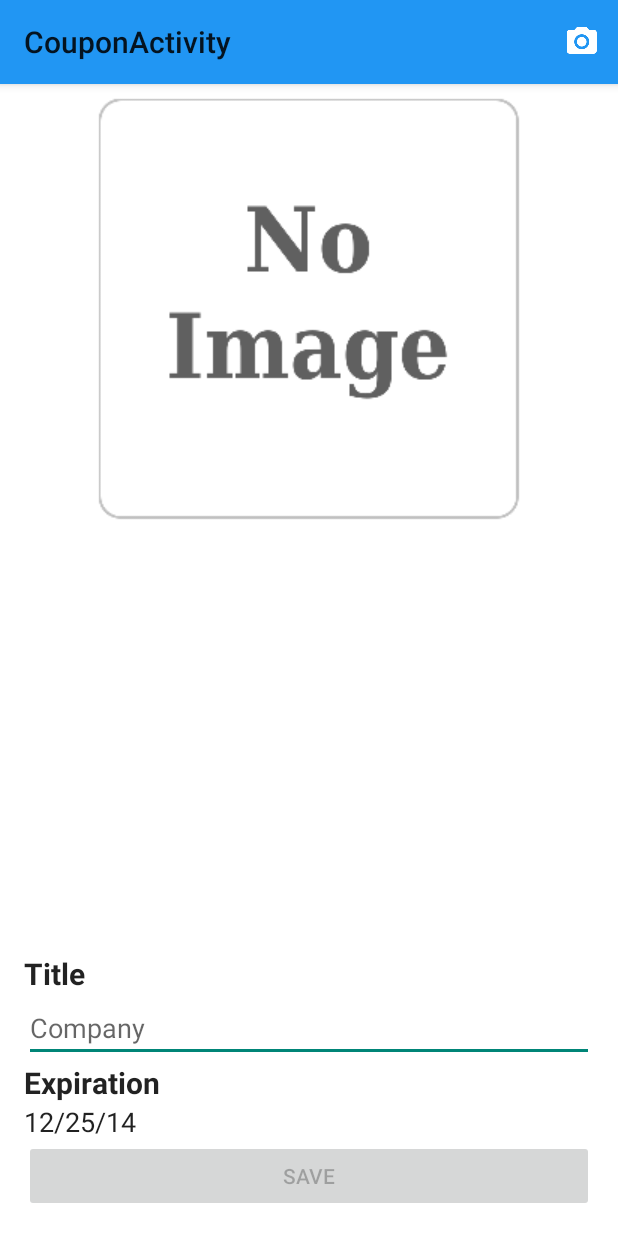
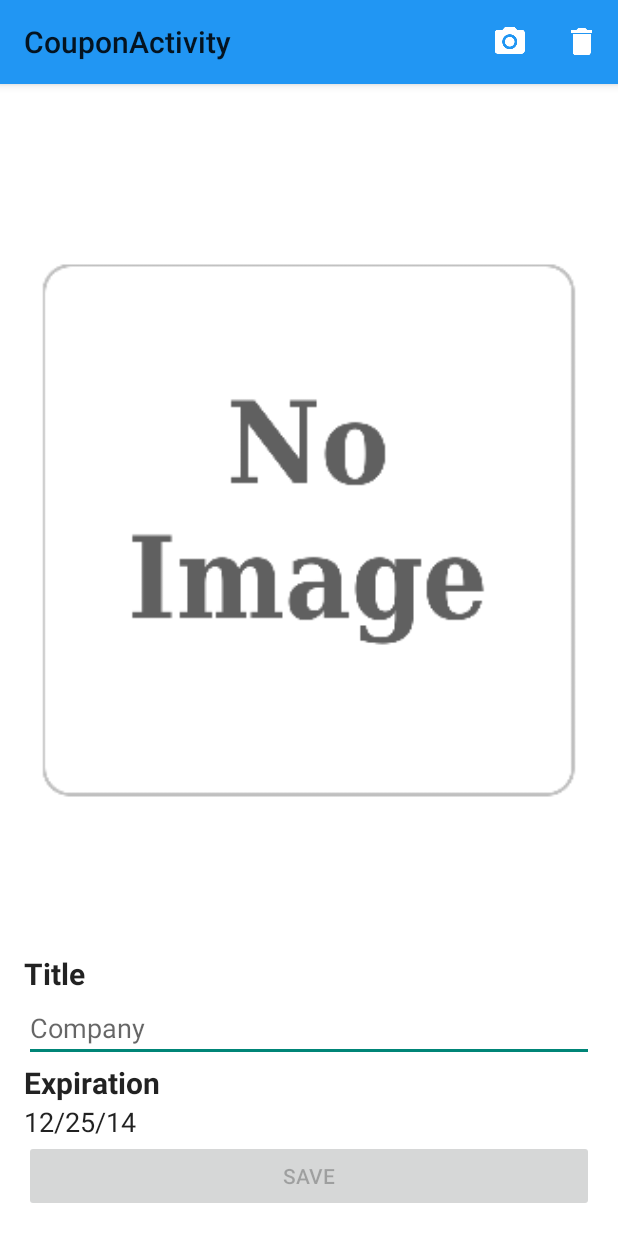
Before and after one commit to jam0cam/CouponKeeper, an Android app: the screen it shows after launch (CouponActivity), after a tap on an icon or button, on a phone screen of 412 x 824 dp. Run offline under Robolectric (Android 15) with nearby library versions, the phone set to English and light mode, and no system bars; our stand-ins replace ButterKnife, Picasso; libraries missing offline, so code that uses them is left out: com.nostra13.universalimageloader; 5 statements that could not run were skipped.

Commit message:
More work

```diff
--- a/app/build.gradle
+++ b/app/build.gradle
@@ -28,4 +28,8 @@ dependencies {
     compile 'com.android.support:cardview-v7:21.0.0'
     compile 'com.android.support:recyclerview-v7:21.0.0'
 
+    compile 'com.squareup.picasso:picasso:2.4.0'
+    compile 'com.nostra13.universalimageloader:universal-image-loader:1.9.3'
+
+
 }
--- a/app/src/main/java/com/jiacorp/couponkeeper/Coupon.java
+++ b/app/src/main/java/com/jiacorp/couponkeeper/Coupon.java
@@ -2,12 +2,13 @@ package com.jiacorp.couponkeeper;
 
 import android.graphics.Bitmap;
 
+import java.io.Serializable;
 import java.util.Date;
 
 /**
  * Created by jitse on 11/21/14.
  */
-public class Coupon {
+public class Coupon implements Serializable {
     public Bitmap image;
     public String title;
     public String expDateString;
--- a/app/src/main/java/com/jiacorp/couponkeeper/CouponApplication.java
+++ b/app/src/main/java/com/jiacorp/couponkeeper/CouponApplication.java
@@ -1,6 +1,13 @@
 package com.jiacorp.couponkeeper;
 
 import android.app.Application;
+import android.graphics.Bitmap;
+
+import com.nostra13.universalimageloader.core.DisplayImageOptions;
+import com.nostra13.universalimageloader.core.ImageLoader;
+import com.nostra13.universalimageloader.core.ImageLoaderConfiguration;
+import com.nostra13.universalimageloader.core.assist.ImageScaleType;
+import com.nostra13.universalimageloader.core.display.FadeInBitmapDisplayer;
 
 /**
  * Created by jitse on 12/12/14.
@@ -8,13 +15,46 @@ import android.app.Application;
 public class CouponApplication extends Application {
 
     MyDBHander mDbHandler;
-
+    ImageLoader mImageLoader;
 
     @Override
     public void onCreate() {
         super.onCreate();
 
         mDbHandler = new MyDBHander(this, getString(R.string.db_name), null, 1);
+
+        DisplayImageOptions defaultOptions = new DisplayImageOptions.Builder()
+                .imageScaleType(ImageScaleType.IN_SAMPLE_INT)
+                .bitmapConfig(Bitmap.Config.RGB_565)
+                .displayer(new FadeInBitmapDisplayer(740))
+                .build();
+
+        // Create global configuration and initialize ImageLoader with this config
+        ImageLoaderConfiguration config = new ImageLoaderConfiguration.Builder(getApplicationContext())
+                .defaultDisplayImageOptions(defaultOptions)
+                .build();
+
+
+
+        mImageLoader = ImageLoader.getInstance();
+        mImageLoader.init(config);
+
+
+    }
+
+    public ImageLoader getImageLoader() {
+
+        if (mImageLoader == null) {
+
+            ImageLoaderConfiguration config = new ImageLoaderConfiguration.Builder(getApplicationContext())
+                    .build();
+
+
+            mImageLoader = ImageLoader.getInstance();
+            mImageLoader.init(config);
+        }
+
+        return mImageLoader;
     }
 
     public MyDBHander getDbHandler() {
--- a/app/src/main/java/com/jiacorp/couponkeeper/ListActivity.java
+++ b/app/src/main/java/com/jiacorp/couponkeeper/ListActivity.java
@@ -3,10 +3,10 @@ package com.jiacorp.couponkeeper;
 import android.content.Intent;
 import android.os.Bundle;
 import android.support.v7.app.ActionBarActivity;
-import android.support.v7.widget.LinearLayoutManager;
-import android.support.v7.widget.RecyclerView;
 import android.support.v7.widget.Toolbar;
+import android.view.View;
 import android.widget.ImageButton;
+import android.widget.ListView;
 
 import java.util.List;
 
@@ -15,10 +15,12 @@ import butterknife.InjectView;
 import butterknife.OnClick;
 
 
-public class ListActivity extends ActionBarActivity {
+public class ListActivity extends ActionBarActivity implements View.OnClickListener {
 
-    @InjectView(R.id.rv)
-    RecyclerView mRecyclerView;
+    private static final String TAG = ListActivity.class.getName();
+
+    @InjectView(R.id.lv)
+    ListView mListView;
 
     @InjectView(R.id.toolbar)
     Toolbar mToolbar;
@@ -26,9 +28,9 @@ public class ListActivity extends ActionBarActivity {
     @InjectView(R.id.btn_add)
     ImageButton mBtnAdd;
 
-    private LinearLayoutManager mLayoutManager;
-
     MyDBHander mDbHandler;
+    ListAdapter mAdapter;
+    List<Coupon> mCoupons;
 
     @Override
     protected void onCreate(Bundle savedInstanceState) {
@@ -39,22 +41,16 @@ public class ListActivity extends ActionBarActivity {
 
         setSupportActionBar(mToolbar);
 
-        // use this setting to improve performance if you know that changes
-        // in content do not change the layout size of the RecyclerView
-        mRecyclerView.setHasFixedSize(true);
+        mDbHandler = ((CouponApplication)getApplication()).getDbHandler();
+    }
 
-        // use a linear layout manager
-        mLayoutManager = new LinearLayoutManager(this);
-        mLayoutManager.setOrientation(LinearLayoutManager.VERTICAL);
-        mRecyclerView.setLayoutManager(mLayoutManager);
+    @Override
+    protected void onResume() {
+        super.onResume();
 
-        mDbHandler = ((CouponApplication)getApplication()).getDbHandler();
-
-        List<Coupon> coupons2 = mDbHandler.getAllCoupons();
-
-        MyRecyclerAdapter mAdapter = new MyRecyclerAdapter(coupons2, getResources().getDimensionPixelSize(R.dimen.default_outer_padding),
-                getResources().getDimensionPixelOffset(R.dimen.half_padding));
-        mRecyclerView.setAdapter(mAdapter);
+        mCoupons = mDbHandler.getAllCoupons();
+        mAdapter = new ListAdapter(this, mCoupons);
+        mListView.setAdapter(mAdapter);
     }
 
     @OnClick(R.id.btn_add)
@@ -62,4 +58,12 @@ public class ListActivity extends ActionBarActivity {
         Intent intent = new Intent(this, CouponActivity.class);
         startActivity(intent);
     }
+
+    @Override
+    public void onClick(View v) {
+        Coupon c = (Coupon) v.getTag();
+        Intent intent = new Intent(this, CouponActivity.class);
+        intent.putExtra(CouponActivity.EXTRA_COUPON, c);
+        startActivity(intent);
+    }
 }
--- /dev/null
+++ b/app/src/main/java/com/jiacorp/couponkeeper/ListAdapter.java
@@ -0,0 +1,73 @@
+package com.jiacorp.couponkeeper;
+
+import android.content.Context;
+import android.support.v7.widget.CardView;
+import android.util.Log;
+import android.view.LayoutInflater;
+import android.view.View;
+import android.view.ViewGroup;
+import android.widget.ArrayAdapter;
+import android.widget.ImageView;
+import android.widget.TextView;
+
+import com.squareup.picasso.Picasso;
+
+import java.io.File;
+import java.util.List;
+
+/**
+ * Created by jitse on 12/21/14.
+ */
+public class ListAdapter extends ArrayAdapter<Coupon> {
+
+    private static final String TAG = ListAdapter.class.getName();
+    private List<Coupon> mCoupons;
+    private Context mContext;
+    private View.OnClickListener mListener;
+
+    public ListAdapter(Context context, List<Coupon> objects) {
+        super(context, R.layout.list_item, objects);
+
+        mListener = (View.OnClickListener)context;
+        mCoupons = objects;
+        mContext = context;
+    }
+
+    //TODO: JIA: learn to use the view holder pattern
+    @Override
+    public View getView(int position, View convertView, ViewGroup parent) {
+        LayoutInflater inflater = (LayoutInflater) mContext
+                .getSystemService(Context.LAYOUT_INFLATER_SERVICE);
+        View rowView = inflater.inflate(R.layout.list_item, parent, false);
+
+        ImageView imageView = (ImageView) rowView.findViewById(R.id.iv_main);
+        CardView cardView = (CardView) rowView.findViewById(R.id.card_view);
+
+        cardView.setTag(mCoupons.get(position));
+        cardView.setOnClickListener(mListener);
+
+        TextView title = (TextView) rowView.findViewById(R.id.tv_title);
+        TextView expiration = (TextView) rowView.findViewById(R.id.tv_expiration);
+
+        Coupon c = mCoupons.get(position);
+
+
+        File imgFile = new  File(c.filePath);
+
+        if(imgFile.exists()){
+            Log.d(TAG, "Loading index: " + position + ", file: " + c.filePath);
+            Picasso.with(mContext)
+                    .load(new File(c.filePath))
+                    .fit()
+                    .centerCrop()
+                    .into(imageView);
+        } else {
+            Log.d(TAG, "Cannot load file: " + c.filePath);
+        }
+
+        title.setText(c.title);
+        expiration.setText(c.expDateString);
+
+        return rowView;
+    }
+}
--- a/app/src/main/java/com/jiacorp/couponkeeper/MyRecyclerAdapter.java
+++ /dev/null
@@ -1,131 +0,0 @@
-package com.jiacorp.couponkeeper;
-
-
-import android.content.res.ColorStateList;
-import android.graphics.Bitmap;
-import android.graphics.BitmapFactory;
-import android.graphics.drawable.RippleDrawable;
-import android.support.v7.graphics.Palette;
-import android.support.v7.widget.CardView;
-import android.support.v7.widget.RecyclerView;
-import android.util.Log;
-import android.view.LayoutInflater;
-import android.view.View;
-import android.view.ViewGroup;
-import android.widget.ImageView;
-import android.widget.TextView;
-
-import java.io.File;
-import java.util.List;
-
-public class MyRecyclerAdapter extends RecyclerView.Adapter<MyRecyclerAdapter.ViewHolder> {
-    private static final String TAG = MyRecyclerAdapter.class.getName();
-
-    private List<Coupon> mCoupons;
-    public int mFullPadding;
-    public int mHalfPadding;
-
-    // Provide a reference to the views for each data item
-    // Complex data items may need more than one view per item, and
-    // you provide access to all the views for a data item in a view holder
-    public static class ViewHolder extends RecyclerView.ViewHolder {
-        // each data item is just a string in this case
-        public TextView mTvTitle;
-        public TextView mTvExpiration;
-        public ImageView mImageView;
-        public CardView mCardView;
-
-        public ViewHolder(View v) {
-            super(v);
-            mCardView = (CardView) v.findViewById(R.id.card_view);
-            mTvTitle = (TextView) v.findViewById(R.id.tv_title);
-            mTvExpiration = (TextView) v.findViewById(R.id.tv_expiration);
-            mImageView = (ImageView) v.findViewById(R.id.iv_main);
-        }
-    }
-
-    // Provide a suitable constructor (depends on the kind of dataset)
-    public MyRecyclerAdapter(List<Coupon> coupons, int fullPadding, int halfPadding) {
-        mCoupons = coupons;
-        mFullPadding = fullPadding;
-        mHalfPadding = halfPadding;
-    }
-
-    // Create new views (invoked by the layout manager)
-    @Override
-    public MyRecyclerAdapter.ViewHolder onCreateViewHolder(ViewGroup parent, int viewType) {
-        View v = LayoutInflater.from(parent.getContext()).inflate(R.layout.list_item, parent, false);
-        ViewHolder vh = new ViewHolder(v);
-        return vh;
-    }
-
-    // Replace the contents of a view (invoked by the layout manager)
-    @Override
-    public void onBindViewHolder(final ViewHolder holder, int position) {
-        // - get element from your dataset at this position
-        // - replace the contents of the view with that element
-
-        Coupon c = mCoupons.get(position);
-
-        holder.mTvTitle.setText(c.title);
-        holder.mTvExpiration.setText(c.expDateString);
-
-        File imgFile = new  File(c.filePath);
-
-        if(imgFile.exists()){
-            Bitmap myBitmap = BitmapFactory.decodeFile(imgFile.getAbsolutePath());
-            holder.mImageView.setImageBitmap(myBitmap);
-
-            Palette.generateAsync(myBitmap, new Palette.PaletteAsyncListener() {
-                @Override
-                public void onGenerated(Palette palette) {
-                    int rippleColor = Integer.MIN_VALUE;
-
-                    if (palette.getLightVibrantSwatch() != null) {
-                        holder.mCardView.setBackgroundColor(palette.getLightVibrantSwatch().getRgb());
-                        rippleColor = palette.getLightVibrantSwatch().getRgb();
-                    } else if (palette.getLightMutedSwatch() != null) {
-                        holder.mCardView.setBackgroundColor(palette.getLightMutedSwatch().getRgb());
-                        rippleColor = palette.getLightMutedSwatch().getRgb();
-                    } else if (palette.getVibrantSwatch() != null) {
-                        holder.mCardView.setBackgroundColor(palette.getVibrantSwatch().getRgb());
-                        rippleColor = palette.getVibrantSwatch().getRgb();
-                    }
-
-                    if (rippleColor > Integer.MIN_VALUE) {
-                        RippleDrawable ripple = (RippleDrawable) holder.mCardView.getForeground();
-                        ColorStateList myColorStateList = new ColorStateList(
-                                new int[][]{
-                                        new int[]{android.R.attr.state_pressed}
-                                },
-                                new int[] {
-                                        rippleColor
-                                }
-                        );
-
-                        ripple.setColor(myColorStateList);
-                    }
-
-                }
-            });
-        } else {
-            Log.d(TAG, "Cannot load file: " + c.filePath);
-        }
-
-
-        RecyclerView.LayoutParams params = (RecyclerView.LayoutParams) holder.mCardView.getLayoutParams();
-        if (position == 0) {
-            params.setMargins(mFullPadding, mFullPadding, mFullPadding, mHalfPadding);
-        } else if (position == mCoupons.size() -1) {
-            params.setMargins(mFullPadding, mHalfPadding, mFullPadding, mFullPadding);
-        } else {
-            params.setMargins(mFullPadding, mHalfPadding, mFullPadding, mHalfPadding);
-        }
-    }
-
-    // Return the size of your dataset (invoked by the layout manager)
-    @Override
-    public int getItemCount() {
-        return mCoupons == null ? 0 : mCoupons.size();
-    }
-}
--- a/app/src/main/res/layout/activity_coupon.xml
+++ b/app/src/main/res/layout/activity_coupon.xml
@@ -6,68 +6,67 @@
     >
    <include
        android:id="@+id/tb"
-       layout="@layout/toolbar" />
-
-    <ImageView
-        android:layout_marginTop="?attr/actionBarSize"
-        android:id="@+id/image"
-        android:layout_width="wrap_content"
-        android:layout_height="300dp"
-        android:scaleType="fitCenter"
-        android:src="@drawable/no_image"
-        android:layout_below="@id/tb"
-        android:adjustViewBounds="true"
-        android:layout_gravity="center_horizontal"
-        />
+       layout="@layout/toolbar"
+       />
 
     <RelativeLayout
         android:layout_gravity="bottom"
         android:layout_width="match_parent"
         android:layout_height="wrap_content"
-        android:paddingLeft="@dimen/default_outer_padding"
-        android:paddingRight="@dimen/default_outer_padding"
-        android:paddingBottom="@dimen/default_outer_padding"
+        android:layout_marginTop="?attr/actionBarSize"
+        android:padding="@dimen/default_outer_padding"
         >
+        <ImageView
+            android:id="@+id/image"
+            android:layout_width="match_parent"
+            android:layout_height="match_parent"
+            android:scaleType="fitCenter"
+            android:src="@drawable/no_image"
+            android:adjustViewBounds="true"
+            android:layout_gravity="center_horizontal"
+            android:layout_above="@+id/tv_title"
+            />
+
         <TextView
-            android:id="@+id/tv_title"
+            android:id="@id/tv_title"
             android:layout_width="wrap_content"
             android:layout_height="wrap_content"
             android:text="Title"
+            android:layout_above="@+id/et_company"
             style="@style/Title"
             />
         <EditText
-            android:id="@+id/et_company"
+            android:id="@id/et_company"
             android:layout_width="match_parent"
             android:layout_height="wrap_content"
             android:hint="Company"
-            android:layout_below="@id/tv_title"
+            android:layout_above="@+id/tv"
             />
         <TextView
-            android:id="@+id/tv"
+            android:id="@id/tv"
             android:layout_width="wrap_content"
             android:layout_height="wrap_content"
             android:text="Expiration "
-            android:layout_below="@id/et_company"
+            android:layout_above="@+id/tv_date"
             android:clickable="true"
             style="@style/Title"
             />
         <TextView
-            android:id="@+id/tv_date"
+            android:id="@id/tv_date"
             android:layout_width="wrap_content"
             android:layout_height="wrap_content"
-            android:layout_below="@id/tv"
+            android:layout_above="@+id/btn_save"
             android:background="?android:attr/selectableItemBackground"
             style="@style/Base.Widget.AppCompat.EditText"
             />
         <Button
-            android:id="@+id/btn_save"
+            android:id="@id/btn_save"
             android:layout_width="match_parent"
             android:layout_height="wrap_content"
-            android:layout_below="@id/tv_date"
             android:text="SAVE"
             android:enabled="false"
+            android:layout_alignParentBottom="true"
             />
     </RelativeLayout>
 
-
 </FrameLayout>
--- a/app/src/main/res/menu/menu_coupon.xml
+++ b/app/src/main/res/menu/menu_coupon.xml
@@ -6,4 +6,9 @@
         app:showAsAction="always"
         android:icon="@drawable/ic_camera_white"
         />
+    <item android:id="@+id/action_delete" android:title="@string/action_delete"
+        app:showAsAction="always"
+        android:icon="@drawable/ic_delete_white_24dp"
+        />
+
 </menu>
--- a/app/src/main/res/values/dimens.xml
+++ b/app/src/main/res/values/dimens.xml
@@ -10,4 +10,5 @@
     <dimen name="low_elevation">2dp</dimen>
     <dimen name="floating_action_button_size">56dp</dimen>
     <dimen name="floating_action_button_margin_right">32dp</dimen>
+    <dimen name="image_height">250dp</dimen>
 </resources>
--- a/app/src/main/res/values/strings.xml
+++ b/app/src/main/res/values/strings.xml
@@ -1,10 +1,11 @@
 <?xml version="1.0" encoding="utf-8"?>
 <resources>
-
     <string name="app_name">Coupon Keeper</string>
     <string name="hello_world">Hello world!</string>
     <string name="action_settings">Settings</string>
     <string name="title_activity_coupon">CouponActivity</string>
     <string name="db_name">kkdb</string>
-
+    <string name="action_delete">delete</string>
+    <string name="delete_db_error">There was an issue deleting this coupon</string>
+    <string name="delete_file_error">There was an issue deleting the image from the SD card.</string>
 </resources>
```
Also changed, not shown: app/src/main/java/com/jiacorp/couponkeeper/CouponActivity.java (+104 -20 lines), app/src/main/java/com/jiacorp/couponkeeper/MyDBHander.java (+39 -2 lines), app/src/main/res/layout/activity_list.xml (+11 -4 lines), app/src/main/res/layout/list_item.xml (+18 -12 lines), app/src/main/res/drawable-xxhdpi/ic_delete_white_24dp.png (added), app/src/main/res/drawable/empty_photo.png (added).
